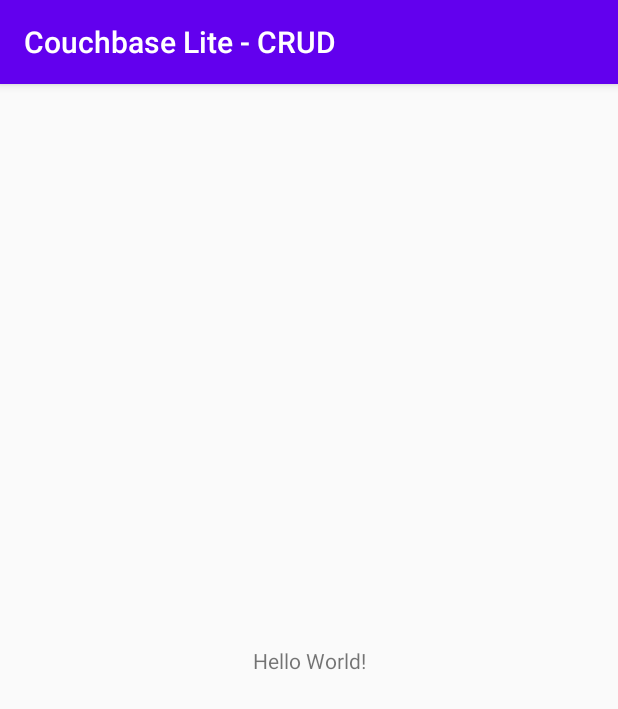
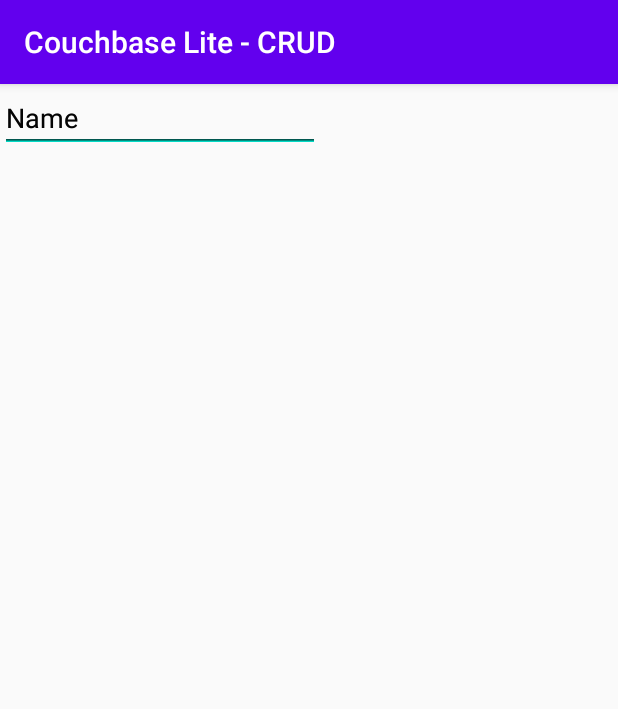
Before and after one commit to vasga-floze/CRUD-Couch-Base, an Android app: the screen it shows after launch (MainActivity), on a phone screen of 412 x 824 dp. Shown: the top 709 px of the screen. Run offline under Robolectric (Android 15) with nearby library versions, the phone set to English and light mode, and no system bars; libraries missing offline, so code that uses them is left out: com.couchbase.lite; 10 statements that could not run were skipped.

Commit message:
project in development with some bugs

```diff
--- a/app/build.gradle
+++ b/app/build.gradle
@@ -1,7 +1,7 @@
 apply plugin: 'com.android.application'
 
 android {
-    compileSdkVersion 30
+    compileSdkVersion 21
     buildToolsVersion "30.0.1"
 
     defaultConfig {
@@ -26,8 +26,11 @@ dependencies {
     implementation fileTree(dir: "libs", include: ["*.jar"])
     implementation 'androidx.appcompat:appcompat:1.2.0'
     implementation 'androidx.constraintlayout:constraintlayout:2.0.2'
+    implementation 'androidx.room:room-runtime:2.2.2'
     testImplementation 'junit:junit:4.12'
     androidTestImplementation 'androidx.test.ext:junit:1.1.2'
     androidTestImplementation 'androidx.test.espresso:espresso-core:3.3.0'
+    annotationProcessor 'androidx.room:room-compiler:2.2.5'
+    implementation "androidx.recyclerview:recyclerview:1.1.0"
 
 }
--- /dev/null
+++ b/app/src/main/java/com/example/couchbaselite_crud/CDBManager.java
@@ -0,0 +1,70 @@
+package com.example.couchbaselite_crud;
+import com.couchbase.lite.*;
+import android.content.Context;
+import android.util.Log;
+
+import androidx.annotation.NonNull;
+
+
+
+import java.net.URI;
+import java.net.URISyntaxException;
+
+public class CDBManager {
+    String db;
+    String server;
+    String port;
+    String user;
+    String pass;
+    Context context;
+    Database database;
+
+    public CDBManager(Context context, String db, String server,
+                      String port, String user, String pass){
+        this.context=context;
+        this.db = db;
+        this.server=server;
+        this.port=port;
+        this.user=user;
+        this.pass=pass;
+
+
+    }
+
+    public void startDB(){
+        DatabaseConfiguration config = new DatabaseConfiguration(context);
+        try {
+            this.database = new Database(db, config);
+        } catch (CouchbaseLiteException e) {
+            e.printStackTrace();
+
+        }
+    }
+
+    public void startReplication(){
+        Endpoint targetEndpoint = null;
+        try {
+            targetEndpoint = new URLEndpoint(new URI("ws://" + server + ":" + port + "/" + db));
+        } catch (URISyntaxException e) {
+            e.printStackTrace();
+        }
+        assert targetEndpoint != null;
+        ReplicatorConfiguration replConfig =
+                new ReplicatorConfiguration(database, targetEndpoint);
+        replConfig.setReplicatorType(ReplicatorConfiguration.ReplicatorType.PUSH_AND_PULL);
+        replConfig.setAuthenticator(new BasicAuthenticator(user, pass));
+        Replicator replicator = new Replicator(replConfig);
+        replicator.start();
+
+
+    }
+
+    @Override
+    public void changed(@NonNull ReplicatorChange change){
+        if (change.getStatus().getError() !=null){
+            Log.i("Error", "Error code :: "
+                    + change.getStatus().getError().getCode());
+        }
+    }
+
+}
--- a/app/src/main/java/com/example/couchbaselite_crud/MainActivity.java
+++ b/app/src/main/java/com/example/couchbaselite_crud/MainActivity.java
@@ -1,20 +1,48 @@
 package com.example.couchbaselite_crud;
+
+import android.os.Bundle;
+import android.view.View;
+import android.widget.Toast;
 
 import androidx.appcompat.app.AppCompatActivity;
 
-import android.content.Context;
-import android.os.Bundle;
-import android.util.Log;
-
-import java.net.URI;
-import java.net.URISyntaxException;
-
 public class MainActivity extends AppCompatActivity {
-
 
     @Override
     protected void onCreate(Bundle savedInstanceState) {
         super.onCreate(savedInstanceState);
         setContentView(R.layout.activity_main);
+        CDBManager cdbManager = new CDBManager(
+                getApplicationContext(), "ugb", "localhost",
+                "4984", "admin", "1234");
+        cdbManager.startDB();
+        cdbManager.startReplication();
+    }
+
+    @Override
+    public void onClick(View view) {
+        switch (view.getId()){
+            case R.id.btnCrear:
+                CDBManager cdbManager = new CDBManager(
+                        getApplicationContext(), "ugb", "localhost",
+                        "4984", "admin", "1234");
+                cdbManager.startDB();
+                String name = edtName.getText().toStrting();
+                String desc = edtDesc.getText().toString();
+                boolean state = swtState.isChecked();
+                TareasDAO dao = new TareasDAO()(cdbManager.database);
+                Tareas t = new Tareas();
+                t.setActive(state);
+                t.setDescription(desc);
+                t.setName(name);
+                boolean inserted = dao.insert(t);
+                if(inserted) {
+                    Toast.makeText(MainActivity.this, "Registro guardado",
+                            Toast.LENGTH_LONG).show();
+                }else{
+                    Toast.makeText(MainActivity.this,"Error al insertar",
+                            Toast.LENGTH_LONG).show();
+                }
+        }
     }
 }
--- /dev/null
+++ b/app/src/main/res/layout/activity_listado_tareas.xml
@@ -0,0 +1,6 @@
+<?xml version="1.0" encoding="utf-8"?>
+<androidx.constraintlayout.widget.ConstraintLayout
+    xmlns:android="http://schemas.android.com/apk/res/android" android:layout_width="match_parent"
+    android:layout_height="match_parent">
+
+</androidx.constraintlayout.widget.ConstraintLayout>
--- a/app/src/main/res/layout/activity_main.xml
+++ b/app/src/main/res/layout/activity_main.xml
@@ -2,17 +2,27 @@
 <androidx.constraintlayout.widget.ConstraintLayout xmlns:android="http://schemas.android.com/apk/res/android"
     xmlns:app="http://schemas.android.com/apk/res-auto"
     xmlns:tools="http://schemas.android.com/tools"
+    android:id="@+id/edtName"
     android:layout_width="match_parent"
     android:layout_height="match_parent"
     tools:context=".MainActivity">
 
-    <TextView
+    <EditText
+        android:id="@+id/editTextTextPersonName"
         android:layout_width="wrap_content"
         android:layout_height="wrap_content"
-        android:text="Hello World!"
-        app:layout_constraintBottom_toBottomOf="parent"
-        app:layout_constraintLeft_toLeftOf="parent"
-        app:layout_constraintRight_toRightOf="parent"
-        app:layout_constraintTop_toTopOf="parent" />
+        android:ems="10"
+        android:inputType="textPersonName"
+        android:text="Name"
+        tools:layout_editor_absoluteX="91dp"
+        tools:layout_editor_absoluteY="183dp" />
+
+    <EditText
+        android:id="@+id/edtDescription"
+        android:layout_width="wrap_content"
+        android:layout_height="wrap_content"
+        android:ems="10"
+        android:inputType="textPersonName"
+        android:text="Name" />
 
 </androidx.constraintlayout.widget.ConstraintLayout>
--- /dev/null
+++ b/app/src/main/res/layout/activity_tarea_description.xml
@@ -0,0 +1,4 @@
+<?xml version="1.0" encoding="utf-8"?>
+<androidx.constraintlayout.widget.ConstraintLayout
+    xmlns:android="http://schemas.android.com/apk/res/android" android:layout_width="match_parent"
+    android:layout_height="match_parent"/>
```
Also changed, not shown: app/src/main/java/com/example/couchbaselite_crud/ListadoTareas.java (added, +45 -0 lines), app/src/main/java/com/example/couchbaselite_crud/TareaDescription.java (added, +81 -0 lines), app/src/main/java/com/example/couchbaselite_crud/Tareas.java (added, +68 -0 lines), app/src/main/java/com/example/couchbaselite_crud/TareasAdapter.java (added, +65 -0 lines), app/src/main/java/com/example/couchbaselite_crud/TareasDAO.java (added, +104 -0 lines), app/src/main/res/layout/tarea_item.xml (added, +21 -0 lines).
